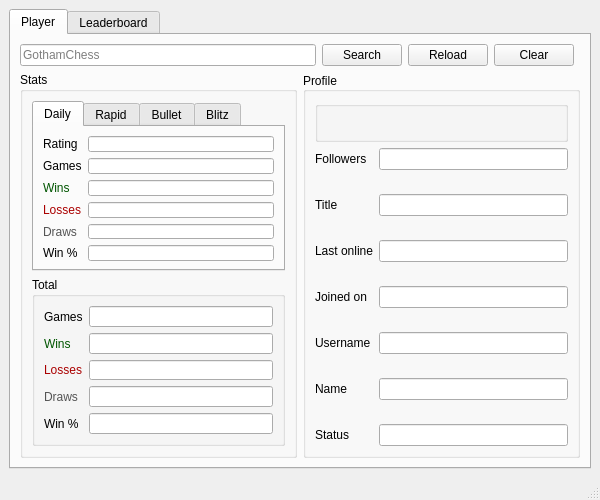
This is src/interface/main_window.ui in afmdiazh/Chess-Dot-Py as Qt 5 draws it before an edit. The edited form follows.
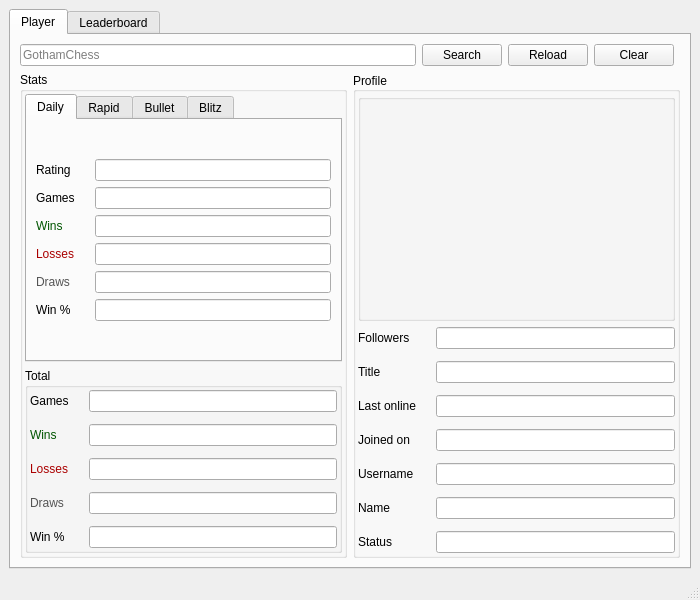
This is the edited form. The open tabs and pages were chosen to show the change. Icons and pictures are not drawn.

Patch:
```diff
--- a/src/interface/main_window.ui
+++ b/src/interface/main_window.ui
@@ -6,8 +6,8 @@
    <rect>
     <x>0</x>
     <y>0</y>
-    <width>600</width>
-    <height>500</height>
+    <width>700</width>
+    <height>600</height>
    </rect>
   </property>
   <property name="minimumSize">
@@ -81,6 +81,24 @@
                <string>Stats</string>
               </property>
               <layout class="QGridLayout" name="gridLayout_5">
+               <property name="leftMargin">
+                <number>2</number>
+               </property>
+               <property name="topMargin">
+                <number>2</number>
+               </property>
+               <property name="rightMargin">
+                <number>2</number>
+               </property>
+               <property name="bottomMargin">
+                <number>2</number>
+               </property>
+               <property name="horizontalSpacing">
+                <number>2</number>
+               </property>
+               <property name="verticalSpacing">
+                <number>6</number>
+               </property>
                <item row="1" column="0">
                 <layout class="QGridLayout" name="gridLayoutStats">
                  <item row="0" column="0">
@@ -92,16 +110,24 @@
                     <string>Total</string>
                    </property>
                    <layout class="QGridLayout" name="gridLayout_2">
-                    <item row="0" column="0">
-                     <widget class="QLabel" name="labelGames">
-                      <property name="locale">
-                       <locale language="English" country="UnitedStates"/>
-                      </property>
-                      <property name="text">
-                       <string>Games</string>
-                      </property>
-                     </widget>
-                    </item>
+                    <property name="leftMargin">
+                     <number>2</number>
+                    </property>
+                    <property name="topMargin">
+                     <number>2</number>
+                    </property>
+                    <property name="rightMargin">
+                     <number>2</number>
+                    </property>
+                    <property name="bottomMargin">
+                     <number>2</number>
+                    </property>
+                    <property name="horizontalSpacing">
+                     <number>20</number>
+                    </property>
+                    <property name="verticalSpacing">
+                     <number>12</number>
+                    </property>
                     <item row="0" column="1">
                      <widget class="QLineEdit" name="lineEditTotalGames">
                       <property name="locale">
@@ -113,22 +139,6 @@
                      </widget>
                     </item>
                     <item row="1" column="0">
-                     <spacer name="verticalSpacer_7">
-                      <property name="locale">
-                       <locale language="English" country="UnitedStates"/>
-                      </property>
-                      <property name="orientation">
-                       <enum>Qt::Vertical</enum>
-                      </property>
-                      <property name="sizeHint" stdset="0">
-                       <size>
-                        <width>20</width>
-                        <height>34</height>
-                       </size>
-                      </property>
-                     </spacer>
-                    </item>
-                    <item row="2" column="0">
                      <widget class="QLabel" name="labelWins">
                       <property name="palette">
                        <palette>
@@ -175,7 +185,17 @@
                       </property>
                      </widget>
                     </item>
-                    <item row="2" column="1">
+                    <item row="0" column="0">
+                     <widget class="QLabel" name="labelGames">
+                      <property name="locale">
+                       <locale language="English" country="UnitedStates"/>
+                      </property>
+                      <property name="text">
+                       <string>Games</string>
+                      </property>
+                     </widget>
+                    </item>
+                    <item row="1" column="1">
                      <widget class="QLineEdit" name="lineEditTotalWins">
                       <property name="locale">
                        <locale language="English" country="UnitedStates"/>
@@ -186,95 +206,6 @@
                      </widget>
                     </item>
                     <item row="3" column="0">
-                     <spacer name="verticalSpacer_9">
-                      <property name="locale">
-                       <locale language="English" country="UnitedStates"/>
-                      </property>
-                      <property name="orientation">
-                       <enum>Qt::Vertical</enum>
-                      </property>
-                      <property name="sizeHint" stdset="0">
-                       <size>
-                        <width>20</width>
-                        <height>34</height>
-                       </size>
-                      </property>
-                     </spacer>
-                    </item>
-                    <item row="4" column="0">
-                     <widget class="QLabel" name="labelLosses">
-                      <property name="palette">
-                       <palette>
-                        <active>
-                         <colorrole role="WindowText">
-                          <brush brushstyle="SolidPattern">
-                           <color alpha="255">
-                            <red>170</red>
-                            <green>0</green>
-                            <blue>0</blue>
-                           </color>
-                          </brush>
-                         </colorrole>
-                        </active>
-                        <inactive>
-                         <colorrole role="WindowText">
-                          <brush brushstyle="SolidPattern">
-                           <color alpha="255">
-                            <red>170</red>
-                            <green>0</green>
-                            <blue>0</blue>
-                           </color>
-                          </brush>
-                         </colorrole>
-                        </inactive>
-                        <disabled>
-                         <colorrole role="WindowText">
-                          <brush brushstyle="SolidPattern">
-                           <color alpha="255">
-                            <red>120</red>
-                            <green>120</green>
-                            <blue>120</blue>
-                           </color>
-                          </brush>
-                         </colorrole>
-                        </disabled>
-                       </palette>
-                      </property>
-                      <property name="locale">
-                       <locale language="English" country="UnitedStates"/>
-                      </property>
-                      <property name="text">
-                       <string>Losses</string>
-                      </property>
-                     </widget>
-                    </item>
-                    <item row="4" column="1">
-                     <widget class="QLineEdit" name="lineEditTotalLosses">
-                      <property name="locale">
-                       <locale language="English" country="UnitedStates"/>
-                      </property>
-                      <property name="readOnly">
-                       <bool>true</bool>
-                      </property>
-                     </widget>
-                    </item>
-                    <item row="5" column="0">
-                     <spacer name="verticalSpacer_8">
-                      <property name="locale">
-                       <locale language="English" country="UnitedStates"/>
-                      </property>
-                      <property name="orientation">
-                       <enum>Qt::Vertical</enum>
-                      </property>
-                      <property name="sizeHint" stdset="0">
-                       <size>
-                        <width>20</width>
-                        <height>35</height>
-                       </size>
-                      </property>
-                     </spacer>
-                    </item>
-                    <item row="6" column="0">
                      <widget class="QLabel" name="labelDraws">
                       <property name="palette">
                        <palette>
@@ -321,7 +252,64 @@
                       </property>
                      </widget>
                     </item>
-                    <item row="6" column="1">
+                    <item row="2" column="1">
+                     <widget class="QLineEdit" name="lineEditTotalLosses">
+                      <property name="locale">
+                       <locale language="English" country="UnitedStates"/>
+                      </property>
+                      <property name="readOnly">
+                       <bool>true</bool>
+                      </property>
+                     </widget>
+                    </item>
+                    <item row="2" column="0">
+                     <widget class="QLabel" name="labelLosses">
+                      <property name="palette">
+                       <palette>
+                        <active>
+                         <colorrole role="WindowText">
+                          <brush brushstyle="SolidPattern">
+                           <color alpha="255">
+                            <red>170</red>
+                            <green>0</green>
+                            <blue>0</blue>
+                           </color>
+                          </brush>
+                         </colorrole>
+                        </active>
+                        <inactive>
+                         <colorrole role="WindowText">
+                          <brush brushstyle="SolidPattern">
+                           <color alpha="255">
+                            <red>170</red>
+                            <green>0</green>
+                            <blue>0</blue>
+                           </color>
+                          </brush>
+                         </colorrole>
+                        </inactive>
+                        <disabled>
+                         <colorrole role="WindowText">
+                          <brush brushstyle="SolidPattern">
+                           <color alpha="255">
+                            <red>120</red>
+                            <green>120</green>
+                            <blue>120</blue>
+                           </color>
+                          </brush>
+                         </colorrole>
+                        </disabled>
+                       </palette>
+                      </property>
+                      <property name="locale">
+                       <locale language="English" country="UnitedStates"/>
+                      </property>
+                      <property name="text">
+                       <string>Losses</string>
+                      </property>
+                     </widget>
+                    </item>
+                    <item row="3" column="1">
                      <widget class="QLineEdit" name="lineEditTotalDraws">
                       <property name="locale">
                        <locale language="English" country="UnitedStates"/>
@@ -331,23 +319,7 @@
                       </property>
                      </widget>
                     </item>
-                    <item row="7" column="0">
-                     <spacer name="verticalSpacer_10">
-                      <property name="locale">
-                       <locale language="English" country="UnitedStates"/>
-                      </property>
-                      <property name="orientation">
-                       <enum>Qt::Vertical</enum>
-                      </property>
-                      <property name="sizeHint" stdset="0">
-                       <size>
-                        <width>20</width>
-                        <height>34</height>
-                       </size>
-                      </property>
-                     </spacer>
-                    </item>
-                    <item row="8" column="0">
+                    <item row="4" column="0">
                      <widget class="QLabel" name="labelWinrate">
                       <property name="locale">
                        <locale language="English" country="UnitedStates"/>
@@ -357,7 +329,7 @@
                       </property>
                      </widget>
                     </item>
-                    <item row="8" column="1">
+                    <item row="4" column="1">
                      <widget class="QLineEdit" name="lineEditTotalWinrate">
                       <property name="locale">
                        <locale language="English" country="UnitedStates"/>
@@ -390,6 +362,9 @@
                   <layout class="QGridLayout" name="gridLayout">
                    <item row="0" column="0">
                     <layout class="QGridLayout" name="gridLayoutDaily">
+                     <property name="horizontalSpacing">
+                      <number>20</number>
+                     </property>
                      <item row="5" column="0">
                       <widget class="QLabel" name="labelDailyDraws">
                        <property name="palette">
@@ -1245,54 +1220,32 @@
                <set>Qt::AlignLeading|Qt::AlignLeft|Qt::AlignVCenter</set>
               </property>
               <layout class="QGridLayout" name="gridLayout_4">
+               <property name="leftMargin">
+                <number>2</number>
+               </property>
+               <property name="topMargin">
+                <number>2</number>
+               </property>
+               <property name="rightMargin">
+                <number>2</number>
+               </property>
+               <property name="bottomMargin">
+                <number>2</number>
+               </property>
+               <property name="horizontalSpacing">
+                <number>2</number>
+               </property>
+               <property name="verticalSpacing">
+                <number>6</number>
+               </property>
                <item row="1" column="0">
                 <layout class="QGridLayout" name="gridLayoutProfile">
-                 <item row="0" column="1">
-                  <widget class="QLineEdit" name="lineEditFollowers">
-                   <property name="locale">
-                    <locale language="English" country="UnitedStates"/>
-                   </property>
-                   <property name="readOnly">
-                    <bool>true</bool>
-                   </property>
-                  </widget>
-                 </item>
-                 <item row="2" column="1">
-                  <widget class="QLineEdit" name="lineEditTitle">
-                   <property name="locale">
-                    <locale language="English" country="UnitedStates"/>
-                   </property>
-                   <property name="readOnly">
-                    <bool>true</bool>
-                   </property>
-                  </widget>
-                 </item>
-                 <item row="4" column="0">
-                  <widget class="QLabel" name="labelLastOnline">
-                   <property name="locale">
-                    <locale language="English" country="UnitedStates"/>
-                   </property>
-                   <property name="text">
-                    <string>Last online</string>
-                   </property>
-                  </widget>
-                 </item>
-                 <item row="5" column="0">
-                  <spacer name="verticalSpacer_3">
-                   <property name="locale">
-                    <locale language="English" country="UnitedStates"/>
-                   </property>
-                   <property name="orientation">
-                    <enum>Qt::Vertical</enum>
-                   </property>
-                   <property name="sizeHint" stdset="0">
-                    <size>
-                     <width>20</width>
-                     <height>40</height>
-                    </size>
-                   </property>
-                  </spacer>
-                 </item>
+                 <property name="horizontalSpacing">
+                  <number>20</number>
+                 </property>
+                 <property name="verticalSpacing">
+                  <number>12</number>
+                 </property>
                  <item row="0" column="0">
                   <widget class="QLabel" name="labelFollowers">
                    <property name="locale">
@@ -1303,7 +1256,7 @@
                    </property>
                   </widget>
                  </item>
-                 <item row="6" column="0">
+                 <item row="3" column="0">
                   <widget class="QLabel" name="labelJoinedOn">
                    <property name="locale">
                     <locale language="English" country="UnitedStates"/>
@@ -1313,23 +1266,17 @@
                    </property>
                   </widget>
                  </item>
-                 <item row="7" column="0">
-                  <spacer name="verticalSpacer_4">
+                 <item row="2" column="0">
+                  <widget class="QLabel" name="labelLastOnline">
                    <property name="locale">
                     <locale language="English" country="UnitedStates"/>
                    </property>
-                   <property name="orientation">
-                    <enum>Qt::Vertical</enum>
+                   <property name="text">
+                    <string>Last online</string>
                    </property>
-                   <property name="sizeHint" stdset="0">
-                    <size>
-                     <width>20</width>
-                     <height>40</height>
-                    </size>
-                   </property>
-                  </spacer>
+                  </widget>
                  </item>
-                 <item row="10" column="0">
+                 <item row="5" column="0">
                   <widget class="QLabel" name="labelName">
                    <property name="locale">
                     <locale language="English" country="UnitedStates"/>
@@ -1339,7 +1286,17 @@
                    </property>
                   </widget>
                  </item>
-                 <item row="12" column="0">
+                 <item row="1" column="0">
+                  <widget class="QLabel" name="labelTitle">
+                   <property name="locale">
+                    <locale language="English" country="UnitedStates"/>
+                   </property>
+                   <property name="text">
+                    <string>Title</string>
+                   </property>
+                  </widget>
+                 </item>
+                 <item row="6" column="0">
                   <widget class="QLabel" name="labelStatus">
                    <property name="locale">
                     <locale language="English" country="UnitedStates"/>
@@ -1349,7 +1306,7 @@
                    </property>
                   </widget>
                  </item>
-                 <item row="8" column="0">
+                 <item row="4" column="0">
                   <widget class="QLabel" name="labelUsername">
                    <property name="locale">
                     <locale language="English" country="UnitedStates"/>
@@ -1359,82 +1316,8 @@
                    </property>
                   </widget>
                  </item>
-                 <item row="9" column="0">
-                  <spacer name="verticalSpacer_5">
-                   <property name="locale">
-                    <locale language="English" country="UnitedStates"/>
-                   </property>
-                   <property name="orientation">
-                    <enum>Qt::Vertical</enum>
-                   </property>
-                   <property name="sizeHint" stdset="0">
-                    <size>
-                     <width>20</width>
-                     <height>40</height>
-                    </size>
-                   </property>
-                  </spacer>
-                 </item>
-                 <item row="11" column="0">
-                  <spacer name="verticalSpacer_6">
-                   <property name="locale">
-                    <locale language="English" country="UnitedStates"/>
-                   </property>
-                   <property name="orientation">
-                    <enum>Qt::Vertical</enum>
-                   </property>
-                   <property name="sizeHint" stdset="0">
-                    <size>
-                     <width>20</width>
-                     <height>40</height>
-                    </size>
-                   </property>
-                  </spacer>
-                 </item>
-                 <item row="2" column="0">
-                  <widget class="QLabel" name="labelTitle">
-                   <property name="locale">
-                    <locale language="English" country="UnitedStates"/>
-                   </property>
-                   <property name="text">
-                    <string>Title</string>
-                   </property>
-                  </widget>
-                 </item>
-                 <item row="1" column="0">
-                  <spacer name="verticalSpacer">
-                   <property name="locale">
-                    <locale language="English" country="UnitedStates"/>
-                   </property>
-                   <property name="orientation">
-                    <enum>Qt::Vertical</enum>
-                   </property>
-                   <property name="sizeHint" stdset="0">
-                    <size>
-                     <width>20</width>
-                     <height>40</height>
-                    </size>
-                   </property>
-                  </spacer>
-                 </item>
-                 <item row="3" column="0">
-                  <spacer name="verticalSpacer_2">
-                   <property name="locale">
-                    <locale language="English" country="UnitedStates"/>
-                   </property>
-                   <property name="orientation">
-                    <enum>Qt::Vertical</enum>
-                   </property>
-                   <property name="sizeHint" stdset="0">
-                    <size>
-                     <width>20</width>
-                     <height>40</height>
-                    </size>
-                   </property>
-                  </spacer>
-                 </item>
                  <item row="4" column="1">
-                  <widget class="QLineEdit" name="lineEditLastOnline">
+                  <widget class="QLineEdit" name="lineEditUsername">
                    <property name="locale">
                     <locale language="English" country="UnitedStates"/>
                    </property>
@@ -1444,6 +1327,16 @@
                   </widget>
                  </item>
                  <item row="6" column="1">
+                  <widget class="QLineEdit" name="lineEditStatus">
+                   <property name="locale">
+                    <locale language="English" country="UnitedStates"/>
+                   </property>
+                   <property name="readOnly">
+                    <bool>true</bool>
+                   </property>
+                  </widget>
+                 </item>
+                 <item row="3" column="1">
                   <widget class="QLineEdit" name="lineEditJoinedOn">
                    <property name="locale">
                     <locale language="English" country="UnitedStates"/>
@@ -1453,8 +1346,8 @@
                    </property>
                   </widget>
                  </item>
-                 <item row="8" column="1">
-                  <widget class="QLineEdit" name="lineEditUsername">
+                 <item row="2" column="1">
+                  <widget class="QLineEdit" name="lineEditLastOnline">
                    <property name="locale">
                     <locale language="English" country="UnitedStates"/>
                    </property>
@@ -1463,7 +1356,7 @@
                    </property>
                   </widget>
                  </item>
-                 <item row="10" column="1">
+                 <item row="5" column="1">
                   <widget class="QLineEdit" name="lineEditName">
                    <property name="locale">
                     <locale language="English" country="UnitedStates"/>
@@ -1473,8 +1366,18 @@
                    </property>
                   </widget>
                  </item>
-                 <item row="12" column="1">
-                  <widget class="QLineEdit" name="lineEditStatus">
+                 <item row="1" column="1">
+                  <widget class="QLineEdit" name="lineEditTitle">
+                   <property name="locale">
+                    <locale language="English" country="UnitedStates"/>
+                   </property>
+                   <property name="readOnly">
+                    <bool>true</bool>
+                   </property>
+                  </widget>
+                 </item>
+                 <item row="0" column="1">
+                  <widget class="QLineEdit" name="lineEditFollowers">
                    <property name="locale">
                     <locale language="English" country="UnitedStates"/>
                    </property>
@@ -1490,7 +1393,25 @@
                  <property name="locale">
                   <locale language="English" country="UnitedStates"/>
                  </property>
+                 <property name="alignment">
+                  <set>Qt::AlignCenter</set>
+                 </property>
                  <layout class="QHBoxLayout" name="horizontalLayout_3">
+                  <property name="spacing">
+                   <number>2</number>
+                  </property>
+                  <property name="leftMargin">
+                   <number>2</number>
+                  </property>
+                  <property name="topMargin">
+                   <number>2</number>
+                  </property>
+                  <property name="rightMargin">
+                   <number>2</number>
+                  </property>
+                  <property name="bottomMargin">
+                   <number>2</number>
+                  </property>
                   <item>
                    <widget class="QLabel" name="image">
                     <property name="sizePolicy">
```
Left out of the diff: 13 changed lines with no effect on the pictures.
